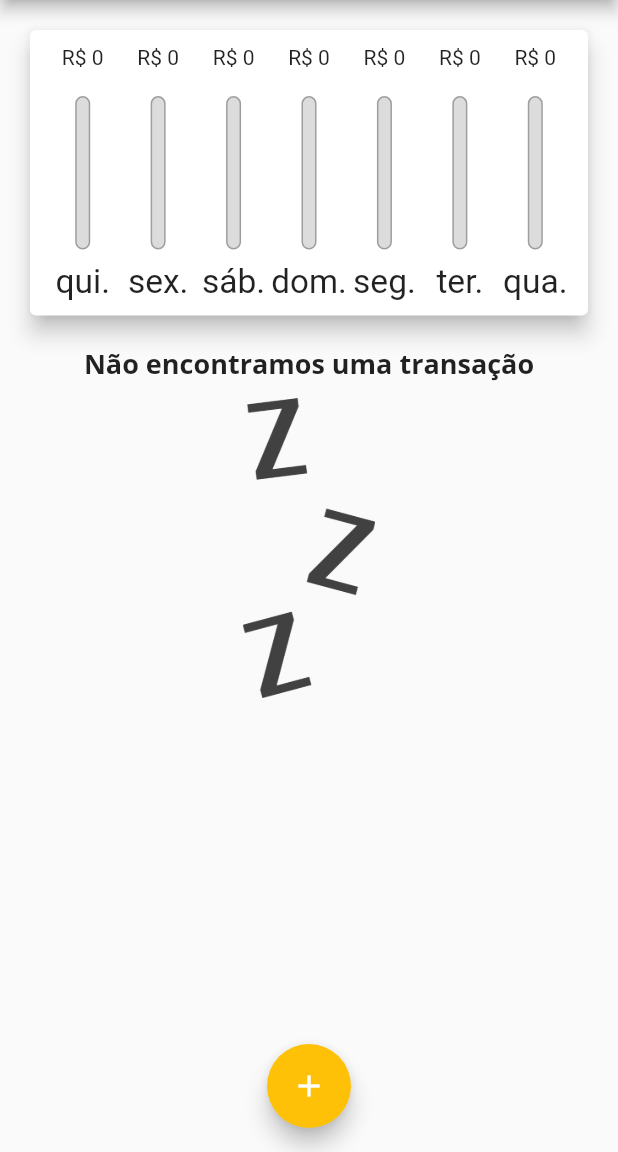
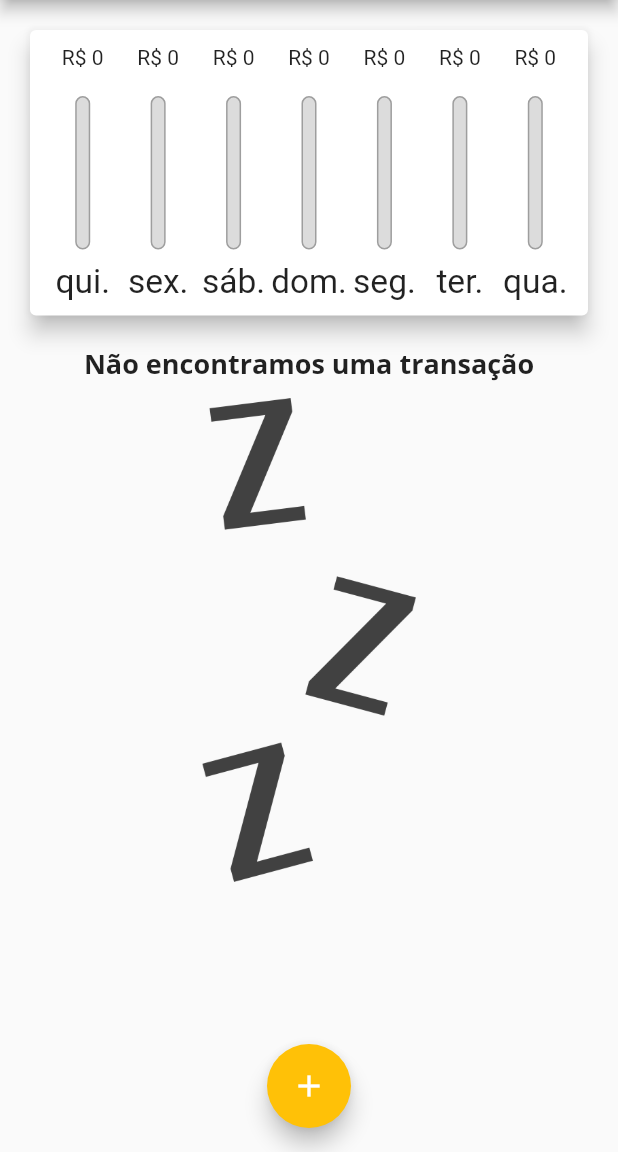
Before and after one commit to CelioHauck/personal_expenses_app, a Flutter app: the screen it shows after launch, on a phone screen of 412 x 824 dp, the part 84-1236 px from its top. Run offline on Flutter 3.47's test engine with Material 2 defaults, Android fonts, the phone set to English and light mode, and no system bars.

```diff
--- a/lib/main.dart
+++ b/lib/main.dart
@@ -104,6 +104,8 @@ class _MyHomePageState extends State<MyHomePage> {
     return result.toList();
   }
 
+  bool _showChart = false;
+
   void _removeTransaction(int hashCode) {
     setState(() {
       _userTransactions.removeWhere((element) => element.hashCode == hashCode);
@@ -112,6 +114,8 @@ class _MyHomePageState extends State<MyHomePage> {
 
   @override
   Widget build(BuildContext context) {
+    final _isLandscape =
+        MediaQuery.of(context).orientation == Orientation.landscape;
     final appBar = AppBar(
       title: const Text('Personal Expenses'),
       actions: [
@@ -120,6 +124,17 @@ class _MyHomePageState extends State<MyHomePage> {
           icon: const Icon(Icons.add),
         )
       ],
+    );
+
+    final txListWidget = SizedBox(
+      height: (MediaQuery.of(context).size.height -
+              appBar.preferredSize.height -
+              MediaQuery.of(context).padding.top) *
+          0.7,
+      child: TransactionList(
+        userTransactions: _userTransactions,
+        onRemove: _removeTransaction,
+      ),
     );
     return Scaffold(
       appBar: appBar,
@@ -130,6 +145,22 @@ class _MyHomePageState extends State<MyHomePage> {
           // mainAxisAlignment: MainAxisAlignment.spaceAround,
           crossAxisAlignment: CrossAxisAlignment.stretch,
           children: [
+            if (_isLandscape)
+              Row(
+                mainAxisAlignment: MainAxisAlignment.center,
+                children: [
+                  const Text('Mostrar graficos'),
+                  Switch(
+                      value: _showChart,
+                      onChanged: (value) {
+                        setState(() {
+                          _showChart = value;
+                        });
+                      }),
+                ],
+              ),
+
+            if (!_isLandscape)
               SizedBox(
                 height: (MediaQuery.of(context).size.height -
                         appBar.preferredSize.height -
@@ -139,16 +170,19 @@ class _MyHomePageState extends State<MyHomePage> {
                   transactions: _recentTransactions,
                 ),
               ),
-            SizedBox(
+            if (!_isLandscape) txListWidget,
+            if (_isLandscape)
+              _showChart
+                  ? SizedBox(
                       height: (MediaQuery.of(context).size.height -
                               appBar.preferredSize.height -
                               MediaQuery.of(context).padding.top) *
                           0.7,
-              child: TransactionList(
-                userTransactions: _userTransactions,
-                onRemove: _removeTransaction,
+                      child: Chart(
+                        transactions: _recentTransactions,
                       ),
-            ),
+                    )
+                  : txListWidget,
             // Chart(
             //   transactions: _recentTransactions,
             // ),
--- a/lib/widgets/transaction_list.dart
+++ b/lib/widgets/transaction_list.dart
@@ -16,7 +16,8 @@ class TransactionList extends StatelessWidget {
   @override
   Widget build(BuildContext context) {
     return _userTransactions.isEmpty
-        ? Column(
+        ? LayoutBuilder(builder: ((context, constraints) {
+            return Column(
               children: [
                 Text(
                   'Não encontramos uma transação',
@@ -26,14 +27,15 @@ class TransactionList extends StatelessWidget {
                   height: 10,
                 ),
                 SizedBox(
-                height: 200,
+                  height: constraints.maxHeight * 0.6,
                   child: Image.asset(
                     'assets/images/waiting.png',
                     fit: BoxFit.cover,
                   ),
                 )
               ],
-          )
+            );
+          }))
         : ListView.builder(
             itemBuilder: (ctx, index) {
               return Card(
```
Lines whose indentation alone changed are shown as unchanged.
